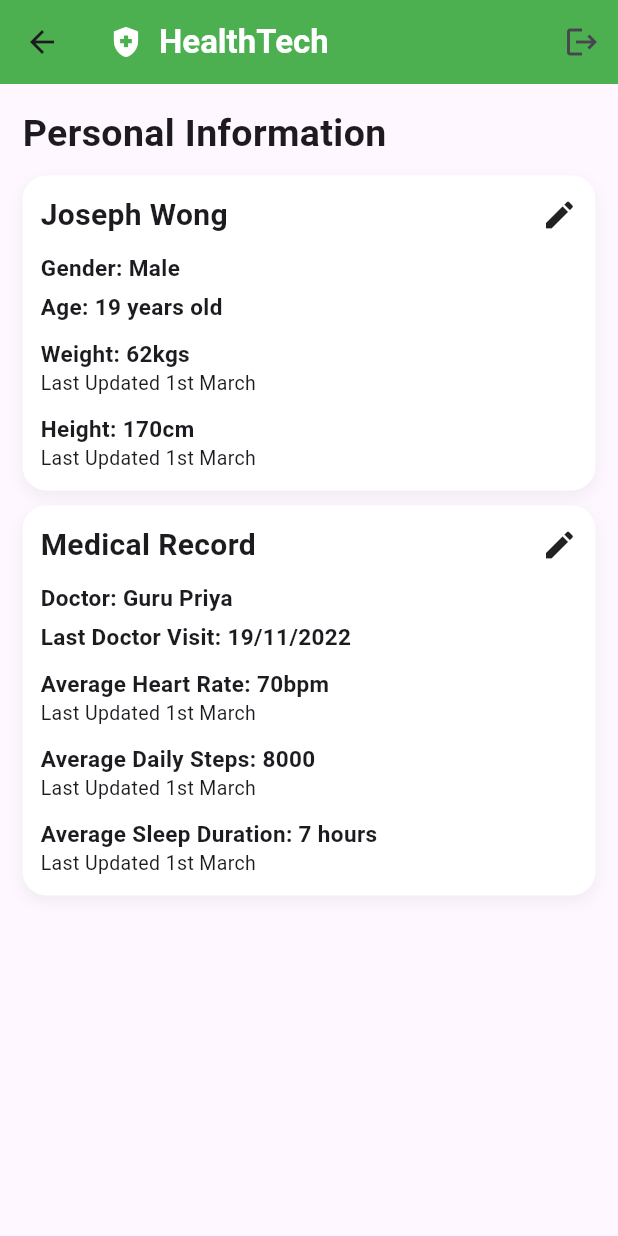
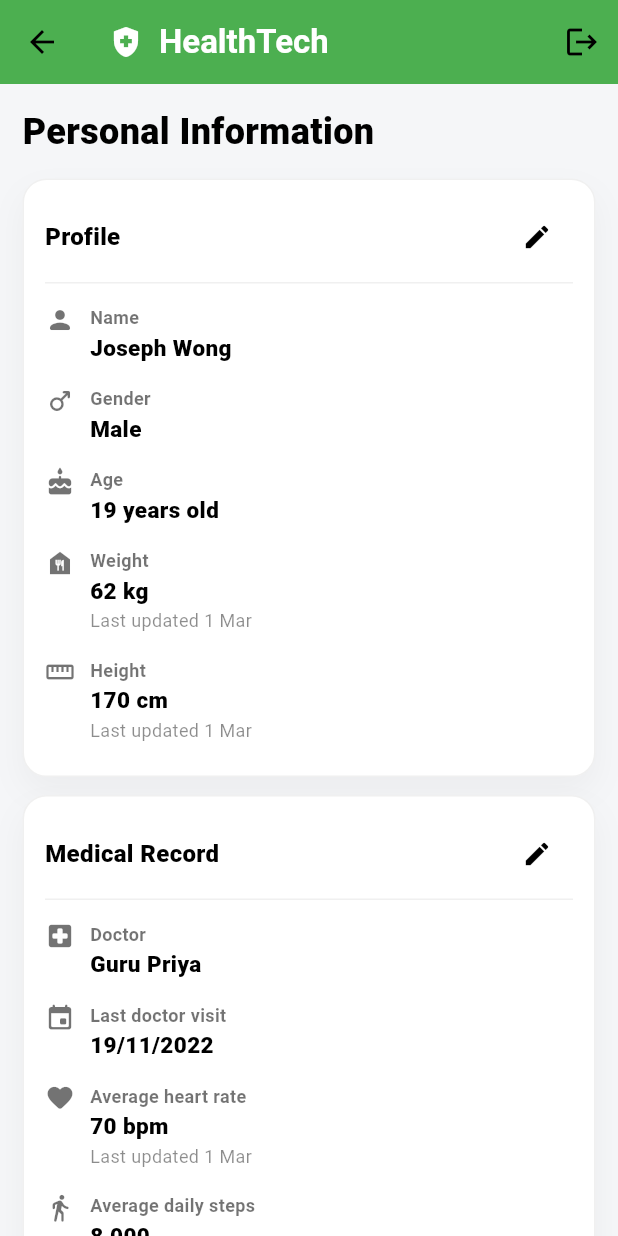
Before and after one commit to xx2301/healthtech-team-project, a Flutter app: the PersonalInfo screen opened by its route, on a phone screen of 412 x 824 dp. Run offline on Flutter 3.47's test engine with Material 3 defaults, Android fonts, the light colour scheme and no system bars; our stand-ins replace fl_chart, flutter_bloc, shared_preferences; accounts and stored records are empty.

Commit message:
settings changed

```diff
--- a/frontend/src/auth2_flutter/lib/features/settings/pages/presentation/components/tile_pages/personal_info.dart
+++ b/frontend/src/auth2_flutter/lib/features/settings/pages/presentation/components/tile_pages/personal_info.dart
@@ -10,223 +10,199 @@ class PersonalInfo extends StatefulWidget {
 }
 
 class _PersonalInfoState extends State<PersonalInfo> {
+  Widget infoRow({
+    required IconData icon,
+    required String title,
+    required String value,
+    String? subtitle,
+  }) {
+    return Padding(
+      padding: const EdgeInsets.symmetric(vertical: 8),
+      child: Row(
+        crossAxisAlignment: CrossAxisAlignment.start,
+        children: [
+          Icon(icon, size: 20, color: Colors.black.withOpacity(0.55)),
+          const SizedBox(width: 10),
+          Expanded(
+            child: Column(
+              crossAxisAlignment: CrossAxisAlignment.start,
+              children: [
+                Text(
+                  title,
+                  style: TextStyle(
+                    fontSize: 12,
+                    fontWeight: FontWeight.w700,
+                    color: Colors.black.withOpacity(0.55),
+                  ),
+                ),
+                const SizedBox(height: 2),
+                Text(
+                  value,
+                  style: const TextStyle(
+                    fontSize: 15,
+                    fontWeight: FontWeight.w800,
+                    height: 1.25,
+                  ),
+                ),
+                if (subtitle != null) ...[
+                  const SizedBox(height: 2),
+                  Text(
+                    subtitle,
+                    style: TextStyle(
+                      fontSize: 12,
+                      color: Colors.black.withOpacity(0.45),
+                    ),
+                  ),
+                ],
+              ],
+            ),
+          ),
+        ],
+      ),
+    );
+  }
+
+  Widget sectionCard({
+    required String title,
+    required VoidCallback onEdit,
+    required List<Widget> children,
+  }) {
+    return Container(
+      width: double.infinity,
+      padding: const EdgeInsets.all(14),
+      decoration: BoxDecoration(
+        color: Colors.white,
+        borderRadius: BorderRadius.circular(16),
+        border: Border.all(color: Colors.black.withOpacity(0.06)),
+        boxShadow: [
+          BoxShadow(
+            color: Colors.black.withOpacity(0.04),
+            blurRadius: 18,
+            offset: const Offset(0, 10),
+          ),
+        ],
+      ),
+      child: Column(
+        children: [
+          Row(
+            children: [
+              Expanded(
+                child: Text(
+                  title,
+                  style: const TextStyle(
+                    fontSize: 16,
+                    fontWeight: FontWeight.w900,
+                  ),
+                ),
+              ),
+              IconButton(
+                onPressed: onEdit,
+                icon: const Icon(Icons.edit, size: 20),
+                splashRadius: 18,
+              ),
+            ],
+          ),
+          const SizedBox(height: 6),
+          Divider(height: 1, color: Colors.black.withOpacity(0.06)),
+          const SizedBox(height: 6),
+          ...children,
+        ],
+      ),
+    );
+  }
+
   @override
   Widget build(BuildContext context) {
     return Scaffold(
       appBar: DefaultAppBar(),
       drawer: DefaultDrawer(),
+      backgroundColor: const Color(0xFFF5F6F8),
       body: SingleChildScrollView(
-        child: Padding(
-          padding: const EdgeInsets.all(15.0),
+        padding: const EdgeInsets.all(15),
         child: Column(
           crossAxisAlignment: CrossAxisAlignment.start,
           children: [
-              // Page Title
-              Text(
+            const Text(
               "Personal Information",
-                style: TextStyle(fontWeight: FontWeight.bold, fontSize: 25),
+              style: TextStyle(fontWeight: FontWeight.w900, fontSize: 24),
             ),
+            const SizedBox(height: 14),
 
-              const SizedBox(height: 10),
-
-              Container(
-                width: double.infinity,
-                padding: const EdgeInsets.all(12),
-                decoration: BoxDecoration(
-                  color: Colors.white,
-                  borderRadius: BorderRadius.circular(16),
-                  boxShadow: [
-                    BoxShadow(
-                      color: Colors.black.withOpacity(0.05),
-                      blurRadius: 8,
-                      offset: const Offset(0, 4),
+            // ===== Card 1: Personal =====
+            sectionCard(
+              title: "Profile",
+              onEdit: () {},
+              children: [
+                infoRow(
+                  icon: Icons.person_rounded,
+                  title: "Name",
+                  value: "Joseph Wong",
+                ),
+                infoRow(
+                  icon: Icons.male_rounded,
+                  title: "Gender",
+                  value: "Male",
+                ),
+                infoRow(
+                  icon: Icons.cake_rounded,
+                  title: "Age",
+                  value: "19 years old",
+                ),
+                infoRow(
+                  icon: Icons.food_bank,
+                  title: "Weight",
+                  value: "62 kg",
+                  subtitle: "Last updated 1 Mar",
+                ),
+                infoRow(
+                  icon: Icons.straighten,
+                  title: "Height",
+                  value: "170 cm",
+                  subtitle: "Last updated 1 Mar",
                 ),
               ],
             ),
 
-                child: Column(
-                  mainAxisAlignment: MainAxisAlignment.spaceBetween,
-                  crossAxisAlignment: CrossAxisAlignment.start,
+            const SizedBox(height: 12),
+
+            // ===== Card 2: Medical Record =====
+            sectionCard(
+              title: "Medical Record",
+              onEdit: () {},
               children: [
-
-                      Row(
-                  mainAxisAlignment: MainAxisAlignment.spaceBetween,
-                      children: [
-                        Text(
-                          "Joseph Wong",
-                          style: TextStyle(
-                            fontWeight: FontWeight.bold,
-                            fontSize: 20,
+                infoRow(
+                  icon: Icons.local_hospital_rounded,
+                  title: "Doctor",
+                  value: "Guru Priya",
                 ),
+                infoRow(
+                  icon: Icons.event_rounded,
+                  title: "Last doctor visit",
+                  value: "19/11/2022",
                 ),
-
-                      Icon(Icons.edit)],
+                infoRow(
+                  icon: Icons.favorite_rounded,
+                  title: "Average heart rate",
+                  value: "70 bpm",
+                  subtitle: "Last updated 1 Mar",
                 ),
-
-const SizedBox(height: 10),
-
-
-                        Text(
-                          "Gender: Male",
-                          style: TextStyle(
-                            fontWeight: FontWeight.bold,
-                            fontSize: 15,
+                infoRow(
+                  icon: Icons.directions_walk_rounded,
+                  title: "Average daily steps",
+                  value: "8,000",
+                  subtitle: "Last updated 1 Mar",
                 ),
-                        ),
-
-const SizedBox(height: 5),
-
-                        Text(
-                          "Age: 19 years old",
-                          style: TextStyle(
-                            fontWeight: FontWeight.bold,
-                            fontSize: 15,
-                          ),
-                        ),
-
-
-const SizedBox(height: 10),
-
-
-                   Text(
-                          "Weight: 62kgs",
-                          style: TextStyle(
-                            fontWeight: FontWeight.bold,
-                            fontSize: 15,
-                          ),
-                        ),
-
-
-                    Text(
-                      "Last Updated 1st March",
-                      style: TextStyle(fontSize: 13),
-                    ),
-
-              const SizedBox(height: 10),
-
-                    Text(
-                          "Height: 170cm",
-                          style: TextStyle(
-                            fontWeight: FontWeight.bold,
-                            fontSize: 15,
-                          ),
-                        ),
-
-                    Text(
-                      "Last Updated 1st March",
-                      style: TextStyle(fontSize: 13),
-                    ),
-                  ]
-                )
-              ),
-
-         const SizedBox(height: 10),
-Container(
-                width: double.infinity,
-                padding: const EdgeInsets.all(12),
-                decoration: BoxDecoration(
-                  color: Colors.white,
-                  borderRadius: BorderRadius.circular(16),
-                  boxShadow: [
-                    BoxShadow(
-                      color: Colors.black.withOpacity(0.05),
-                      blurRadius: 8,
-                      offset: const Offset(0, 4),
+                infoRow(
+                  icon: Icons.nightlight_round,
+                  title: "Average sleep duration",
+                  value: "7 hours",
+                  subtitle: "Last updated 1 Mar",
                 ),
               ],
             ),
-
-
-                child: Column(
-                  mainAxisAlignment: MainAxisAlignment.spaceBetween,
-                  crossAxisAlignment: CrossAxisAlignment.start,
-                  children: [
-
-                      Row(
-                  mainAxisAlignment: MainAxisAlignment.spaceBetween,
-                      children: [
-                        Text(
-                          "Medical Record",
-                          style: TextStyle(
-                            fontWeight: FontWeight.bold,
-                            fontSize: 20,
+          ],
         ),
       ),
-
-                      Icon(Icons.edit)],
-                    ),
-
-const SizedBox(height: 10),
-
-Text(
-                          "Doctor: Guru Priya",
-                          style: TextStyle(
-                            fontWeight: FontWeight.bold,
-                            fontSize: 15,
-                          ),
-                        ),
-
-const SizedBox(height: 5),
-
-                        Text(
-                          "Last Doctor Visit: 19/11/2022 ",
-                          style: TextStyle(
-                            fontWeight: FontWeight.bold,
-                            fontSize: 15,
-                          ),
-                        ),
-
-const SizedBox(height: 10),
-
-                   Text(
-                          "Average Heart Rate: 70bpm",
-                          style: TextStyle(
-                            fontWeight: FontWeight.bold,
-                            fontSize: 15,
-                          ),
-                        ),
-
-
-                    Text(
-                      "Last Updated 1st March",
-                      style: TextStyle(fontSize: 13),
-                    ),
-
-              const SizedBox(height: 10),
-
-                    Text(
-                          "Average Daily Steps: 8000",
-                          style: TextStyle(
-                            fontWeight: FontWeight.bold,
-                            fontSize: 15,
-                          ),
-                        ),
-
-                    Text(
-                      "Last Updated 1st March",
-                      style: TextStyle(fontSize: 13),
-                    ),
-
-                    const SizedBox(height: 10),
-
-                    Text(
-                          "Average Sleep Duration: 7 hours",
-                          style: TextStyle(
-                            fontWeight: FontWeight.bold,
-                            fontSize: 15,
-                          ),
-                        ),
-
-                    Text(
-                      "Last Updated 1st March",
-                      style: TextStyle(fontSize: 13),
-                    ),
-                  ]
-                )
-              ),
-
-
-
-              ]))));
+    );
   }
 }
--- a/frontend/src/auth2_flutter/lib/features/settings/pages/settings_page.dart
+++ b/frontend/src/auth2_flutter/lib/features/settings/pages/settings_page.dart
@@ -1,6 +1,7 @@
 import 'package:auth2_flutter/features/data/domain/presentation/components/appbar.dart';
 import 'package:auth2_flutter/features/data/domain/presentation/components/drawer.dart';
 import 'package:auth2_flutter/features/settings/pages/presentation/components/setting_tiles.dart';
+import 'package:auth2_flutter/main.dart';
 import 'package:flutter/material.dart';
 import 'package:flutter/widgets.dart';
 
@@ -111,11 +112,12 @@ class SettingsPage extends StatelessWidget {
   icon: Icons.dark_mode,
   title: 'Dark Mode',
   isLinkTile: false,
-                initialSwitchValue: true,
+  initialSwitchValue: themeNotifier.value == ThemeMode.dark,
   onSwitchChanged: (val) {
-                  // handle toggle
+    themeNotifier.value = val ? ThemeMode.dark : ThemeMode.light;
   },
 ),
+
 
               SettingsTile(
                 icon: Icons.phone_android,
--- a/frontend/src/auth2_flutter/lib/main.dart
+++ b/frontend/src/auth2_flutter/lib/main.dart
@@ -25,6 +25,9 @@ class MyApp extends StatelessWidget {
 
   //auth repo
   final authRepo = BackendAuthRepoImpl();
+
+
+
 
   @override
   Widget build(BuildContext context) {
@@ -77,7 +80,9 @@ class MyApp extends StatelessWidget {
             }
           },
         ), */
-
+      theme: mainTheme,
+      darkTheme: darkTheme,
+      themeMode: ThemeMode.system
 
       ),
     );
--- a/frontend/src/auth2_flutter/lib/themes/main_theme.dart
+++ b/frontend/src/auth2_flutter/lib/themes/main_theme.dart
@@ -1,19 +1,18 @@
 import 'package:flutter/material.dart';
 
 ThemeData mainTheme = ThemeData(
+brightness: Brightness.light,
+    colorScheme: const ColorScheme.light(
+      primary: Color(0xFF2F7D63),
+      onPrimary: Colors.white,
+      surface: Colors.white,
+      onSurface: Colors.black,));
 
-
-
-  textTheme: const TextTheme(
-    bodyLarge: TextStyle(color: Colors.black),
-    bodyMedium: TextStyle(color: Colors.black),
-    bodySmall: TextStyle(color: Colors.black),
-    titleLarge: TextStyle(color: Colors.black),
-    titleMedium: TextStyle(color: Colors.black),
-    titleSmall: TextStyle(color: Colors.black),
-    headlineLarge: TextStyle(color: Colors.black),
-    headlineMedium: TextStyle(color: Colors.black),
-    headlineSmall: TextStyle(color: Colors.black),
-  ),
-  appBarTheme: AppBarTheme(backgroundColor: Colors.green.shade400, iconTheme: IconThemeData(color: Colors.white),),
-);
+ThemeData darkTheme = ThemeData(
+    brightness: Brightness.dark,
+    colorScheme: const ColorScheme.dark(
+      primary: Color(0xFF2F7D63),
+      onPrimary: Colors.white,
+      surface: Color(0xFF121212),
+      onSurface: Colors.white,
+    ));
```
Lines whose indentation alone changed are shown as unchanged.
